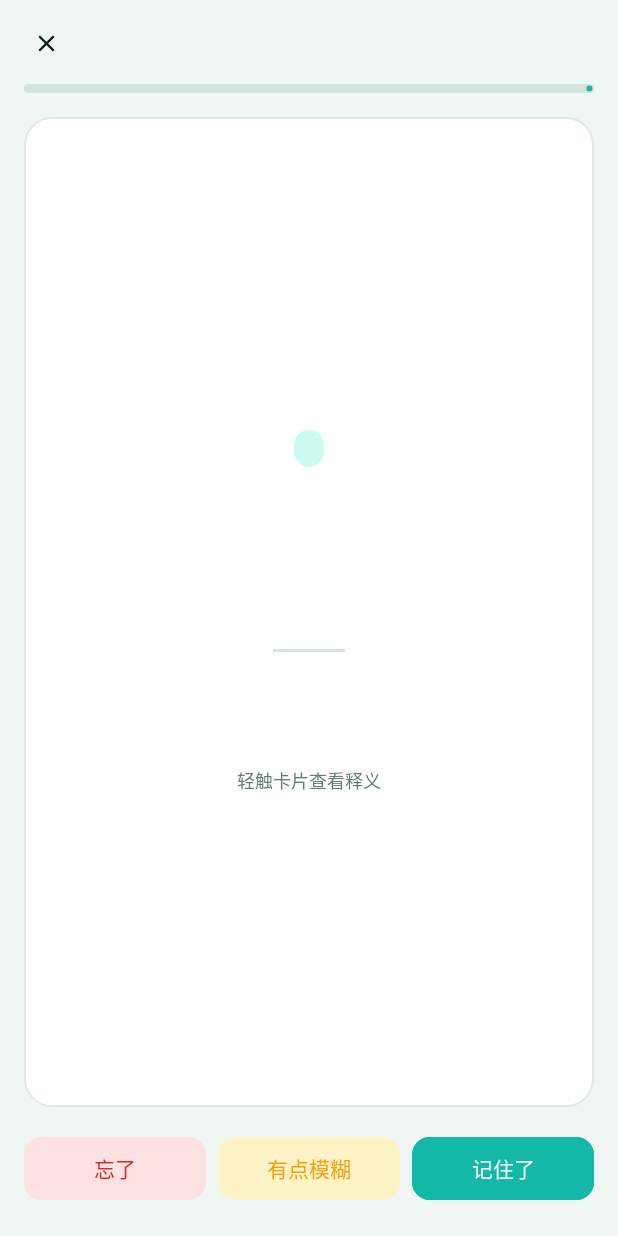
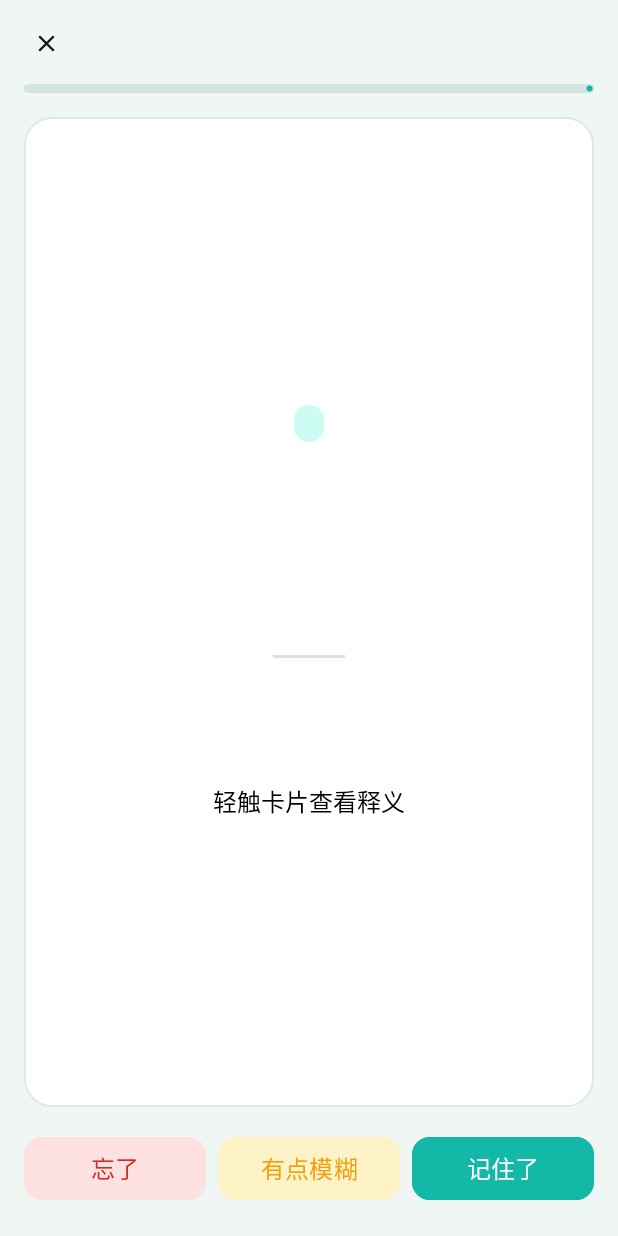
Before and after one commit to duojinlangman/android-design, an Android app: the StudyActivity screen opened directly, with no data from a screen before it, on a phone screen of 412 x 824 dp. Run offline under Robolectric (Android 15) with nearby library versions, the phone set to English and light mode, and no system bars; 1 statement that could not run was skipped.

Commit message:
学习卡片文字放大并改为纯黑：单词 48sp、音标 22sp、释义 26sp、提示与进度字号提一档，按钮文字 16sp

```diff
--- a/app/src/main/res/layout/activity_study.xml
+++ b/app/src/main/res/layout/activity_study.xml
@@ -30,16 +30,16 @@
             android:layout_height="wrap_content"
             android:layout_weight="1"
             android:gravity="center"
-            android:textColor="@color/text_primary"
-            android:textSize="14sp"
+            android:textColor="@color/text_black"
+            android:textSize="18sp"
             android:textStyle="bold" />
 
         <TextView
             android:id="@+id/tvLiveAccuracy"
             android:layout_width="wrap_content"
             android:layout_height="wrap_content"
-            android:textColor="@color/text_secondary"
-            android:textSize="12sp" />
+            android:textColor="@color/text_black"
+            android:textSize="16sp" />
     </LinearLayout>
 
     <com.google.android.material.progressindicator.LinearProgressIndicator
@@ -85,8 +85,8 @@
             android:layout_height="wrap_content"
             android:layout_marginTop="18dp"
             android:gravity="center"
-            android:textColor="@color/text_primary"
-            android:textSize="38sp"
+            android:textColor="@color/text_black"
+            android:textSize="48sp"
             android:textStyle="bold" />
 
         <TextView
@@ -95,8 +95,8 @@
             android:layout_height="wrap_content"
             android:layout_marginTop="8dp"
             android:gravity="center"
-            android:textColor="@color/brand"
-            android:textSize="16sp" />
+            android:textColor="@color/text_black"
+            android:textSize="22sp" />
 
         <View
             android:layout_width="48dp"
@@ -110,8 +110,8 @@
             android:layout_height="wrap_content"
             android:layout_marginTop="22dp"
             android:gravity="center"
-            android:textColor="@color/text_primary"
-            android:textSize="21sp" />
+            android:textColor="@color/text_black"
+            android:textSize="26sp" />
 
         <TextView
             android:id="@+id/tvExample"
@@ -119,8 +119,8 @@
             android:layout_height="wrap_content"
             android:layout_marginTop="10dp"
             android:gravity="center"
-            android:textColor="@color/text_secondary"
-            android:textSize="13sp"
+            android:textColor="@color/text_black"
+            android:textSize="17sp"
             android:visibility="gone" />
 
         <TextView
@@ -129,8 +129,8 @@
             android:layout_height="wrap_content"
             android:layout_marginTop="26dp"
             android:text="轻触卡片查看释义"
-            android:textColor="@color/text_tertiary"
-            android:textSize="12sp" />
+            android:textColor="@color/text_black"
+            android:textSize="16sp" />
     </LinearLayout>
 
     <LinearLayout
@@ -149,7 +149,7 @@
             android:backgroundTint="@color/danger_light"
             android:text="忘了"
             android:textColor="@color/danger"
-            android:textSize="14sp"
+            android:textSize="16sp"
             app:cornerRadius="12dp" />
 
         <com.google.android.material.button.MaterialButton
@@ -161,7 +161,7 @@
             android:backgroundTint="@color/warning_light"
             android:text="有点模糊"
             android:textColor="@color/warning"
-            android:textSize="14sp"
+            android:textSize="16sp"
             app:cornerRadius="12dp" />
 
         <com.google.android.material.button.MaterialButton
@@ -173,7 +173,7 @@
             android:backgroundTint="@color/brand_mid"
             android:text="记住了"
             android:textColor="@color/white"
-            android:textSize="14sp"
+            android:textSize="16sp"
             app:cornerRadius="12dp" />
     </LinearLayout>
 </LinearLayout>
--- a/app/src/main/res/values/colors.xml
+++ b/app/src/main/res/values/colors.xml
@@ -20,6 +20,8 @@
     <color name="text_primary">#0A1C18</color>
     <color name="text_secondary">#3F5954</color>
     <color name="text_tertiary">#627C76</color>
+    <!-- 学习卡片上的主文字统一用纯黑，保证在浅色卡片上最清晰 -->
+    <color name="text_black">#FF000000</color>
     <color name="divider">#D6E4E0</color>
     <color name="card_stroke">#DEEAE7</color>
 
```
